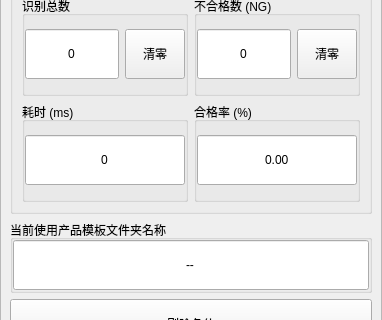
Old version of the form app/ui/main_window/inspection/inspection_info_page.ui in the repository GitHub3651/shenyinocr; both pictures show x 0 to 382 and y 245 to 565 of the 382 by 647 pixel window.
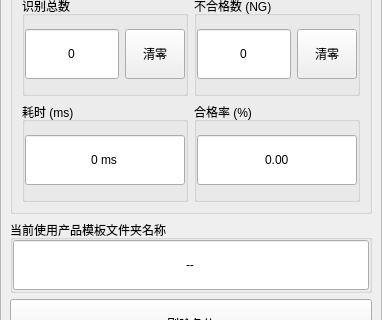
New version of the form.

Diff of the .ui file:
```diff
--- a/app/ui/main_window/inspection/inspection_info_page.ui
+++ b/app/ui/main_window/inspection/inspection_info_page.ui
@@ -280,7 +280,7 @@
                 </size>
                </property>
                <property name="text">
-                <string>0</string>
+                <string>0 ms</string>
                </property>
                <property name="alignment">
                 <set>Qt::AlignCenter</set>
```
